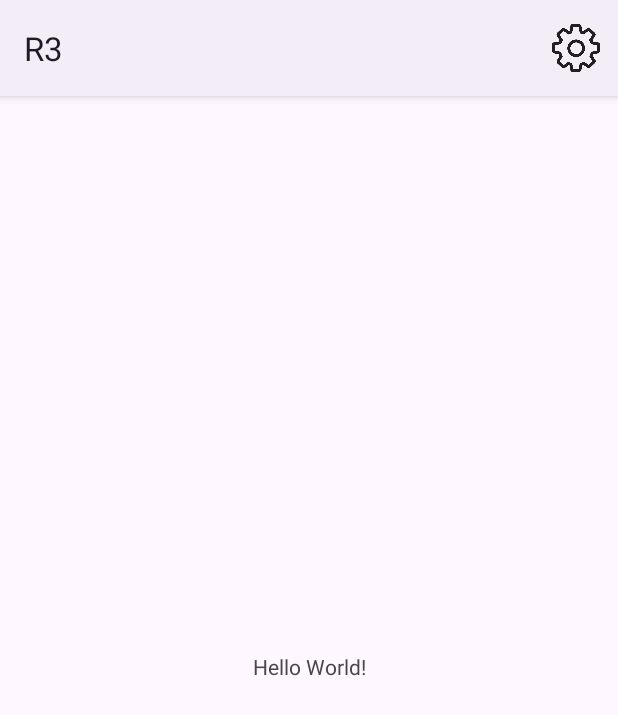
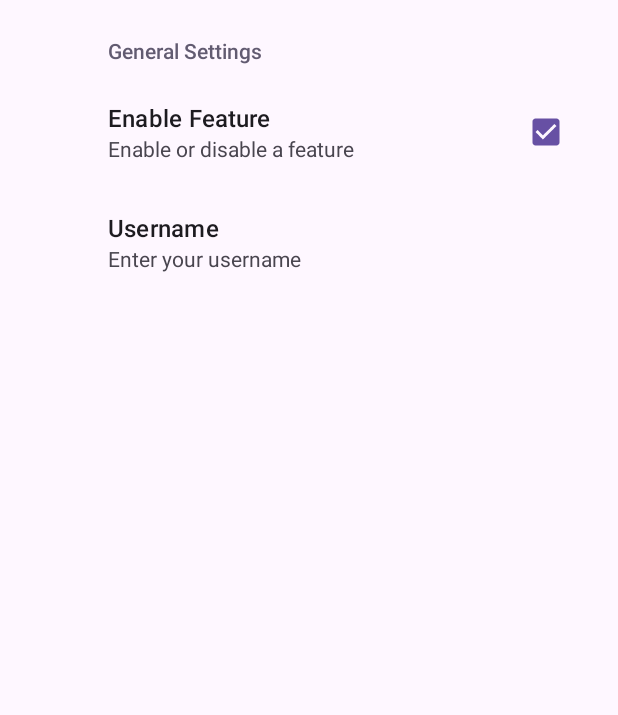
Before and after one commit to jujeong/R3, an Android app: the screen it shows after launch (MainActivity), after a tap on "환경 설정", on a phone screen of 412 x 824 dp. Shown: the top 715 px of the screen. Run offline under Robolectric (Android 15) with nearby library versions, the phone set to English and light mode, and no system bars; our stand-ins replace androidx.preference.

Commit message:
Added settings

```diff
--- a/app/build.gradle.kts
+++ b/app/build.gradle.kts
@@ -32,7 +32,7 @@ android {
 }
 
 dependencies {
-
+    implementation("androidx.preference:preference:1.1.1")
     implementation("androidx.appcompat:appcompat:1.6.1")
     implementation("com.google.android.material:material:1.10.0")
     implementation("androidx.constraintlayout:constraintlayout:2.1.4")
--- a/app/src/main/java/com/example/r3/MainActivity.java
+++ b/app/src/main/java/com/example/r3/MainActivity.java
@@ -1,12 +1,17 @@
 package com.example.r3;
 
 import androidx.appcompat.app.AppCompatActivity;
+import androidx.fragment.app.FragmentManager;
+import androidx.fragment.app.FragmentTransaction;
 
 import android.os.Bundle;
 import android.view.Menu;
+import android.view.MenuInflater;
+import android.view.MenuItem;
+
+import com.example.r3.view.settings.SettingsFragment;
 
 public class MainActivity extends AppCompatActivity {
-
     @Override
     protected void onCreate(Bundle savedInstanceState) {
         super.onCreate(savedInstanceState);
@@ -14,7 +19,31 @@ public class MainActivity extends AppCompatActivity {
     }
     @Override
     public boolean onCreateOptionsMenu(Menu menu) {
-        getMenuInflater().inflate(R.menu.top_options_menu, menu);
+        MenuInflater inflater = getMenuInflater();
+        inflater.inflate(R.menu.top_options_menu, menu);
         return true;
     }
+    @Override
+    public boolean onOptionsItemSelected(MenuItem item) {
+        int id = item.getItemId();
+        if (id == R.id.settings) {
+            // Load the SettingsFragment when the "setting" item is selected.
+            loadSettingsFragment();
+            return true;
+        }
+        return super.onOptionsItemSelected(item);
+    }
+    private void loadSettingsFragment() {
+        FragmentManager fragmentManager = getSupportFragmentManager();
+        FragmentTransaction transaction = fragmentManager.beginTransaction();
+
+        // Replace the current fragment with the SettingsFragment
+        transaction.replace(R.id.fragmentContainer, new SettingsFragment());
+
+        // Add to back stack (optional)
+        transaction.addToBackStack(null);
+
+        // Commit the transaction
+        transaction.commit();
+    }
 }
--- /dev/null
+++ b/app/src/main/java/com/example/r3/view/settings/SettingsFragment.java
@@ -0,0 +1,97 @@
+package com.example.r3.view.settings;
+
+import android.content.SharedPreferences;
+import android.os.Bundle;
+import android.view.LayoutInflater;
+import android.view.View;
+import android.view.ViewGroup;
+
+import androidx.appcompat.app.AppCompatActivity;
+import androidx.preference.CheckBoxPreference;
+import androidx.preference.EditTextPreference;
+import androidx.preference.Preference;
+import androidx.preference.PreferenceFragmentCompat;
+import androidx.preference.PreferenceManager;
+import androidx.preference.PreferenceScreen;
+
+import com.example.r3.R;
+
+public class SettingsFragment extends PreferenceFragmentCompat
+        implements SharedPreferences.OnSharedPreferenceChangeListener {
+
+    @Override
+    public View onCreateView(LayoutInflater inflater, ViewGroup container, Bundle savedInstanceState) {
+        View view = super.onCreateView(inflater, container, savedInstanceState);
+
+        // Hide the title bar
+        if (getActivity() != null) {
+            ((AppCompatActivity) getActivity()).getSupportActionBar().hide();
+        }
+
+        return view;
+    }
+
+    @Override
+    public void onDestroyView() {
+        super.onDestroyView();
+
+        // Show the title bar when leaving the fragment
+        if (getActivity() != null) {
+            ((AppCompatActivity) getActivity()).getSupportActionBar().show();
+        }
+    }
+
+    @Override
+    public void onCreatePreferences(Bundle savedInstanceState, String rootKey) {
+        setPreferencesFromResource(R.xml.settings_preference, rootKey);
+    }
+
+    @Override
+    public void onCreate(Bundle savedInstanceState) {
+        super.onCreate(savedInstanceState);
+        // Register the listener for preference changes
+        PreferenceManager.getDefaultSharedPreferences(requireContext())
+                .registerOnSharedPreferenceChangeListener(this);
+
+        // Load preferences from SharedPreferences and set them in the preferences UI components
+        PreferenceScreen preferenceScreen = getPreferenceScreen();
+        SharedPreferences sharedPreferences = PreferenceManager.getDefaultSharedPreferences(requireContext());
+        preferenceScreen.getSharedPreferences().registerOnSharedPreferenceChangeListener(this);
+        for (int i = 0; i < preferenceScreen.getPreferenceCount(); i++) {
+            Preference preference = preferenceScreen.getPreference(i);
+            if (preference instanceof CheckBoxPreference) {
+                ((CheckBoxPreference) preference).setChecked(sharedPreferences.getBoolean(preference.getKey(), true));
+            } else if (preference instanceof EditTextPreference) {
+                ((EditTextPreference) preference).setText(sharedPreferences.getString(preference.getKey(), ""));
+            }
+            // Handle other types of preferences as needed
+        }
+    }
+
+    @Override
+    public void onDestroy() {
+        super.onDestroy();
+        PreferenceManager.getDefaultSharedPreferences(requireContext())
+                .unregisterOnSharedPreferenceChangeListener(this);
+    }
+
+    @Override
+    public void onSharedPreferenceChanged(SharedPreferences sharedPreferences, String key) {
+        // Handle preference changes here
+        if (key.equals("enable_feature")) {
+            // React to the change in the "enable_feature" preference
+            boolean enabled = sharedPreferences.getBoolean(key, true); // Get the value
+            // Save the value to SharedPreferences
+            SharedPreferences.Editor editor = sharedPreferences.edit();
+            editor.putBoolean(key, enabled);
+            editor.apply();
+        } else if (key.equals("username")) {
+            // React to the change in the "username" preference
+            String username = sharedPreferences.getString(key, ""); // Get the value
+            // Save the value to SharedPreferences
+            SharedPreferences.Editor editor = sharedPreferences.edit();
+            editor.putString(key, username);
+            editor.apply();
+        }
+    }
+}
--- a/app/src/main/res/layout/activity_main.xml
+++ b/app/src/main/res/layout/activity_main.xml
@@ -1,18 +1,13 @@
 <?xml version="1.0" encoding="utf-8"?>
-<androidx.constraintlayout.widget.ConstraintLayout xmlns:android="http://schemas.android.com/apk/res/android"
+<LinearLayout xmlns:android="http://schemas.android.com/apk/res/android"
     xmlns:app="http://schemas.android.com/apk/res-auto"
     xmlns:tools="http://schemas.android.com/tools"
     android:layout_width="match_parent"
     android:layout_height="match_parent"
     tools:context=".MainActivity">
-
-    <TextView
-        android:layout_width="wrap_content"
-        android:layout_height="wrap_content"
-        android:text="Hello World!"
-        app:layout_constraintBottom_toBottomOf="parent"
-        app:layout_constraintEnd_toEndOf="parent"
-        app:layout_constraintStart_toStartOf="parent"
-        app:layout_constraintTop_toTopOf="parent" />
-
-</androidx.constraintlayout.widget.ConstraintLayout>
+    <FrameLayout
+        android:id="@+id/fragmentContainer"
+        android:layout_width="match_parent"
+        android:layout_height="match_parent"
+        />
+</LinearLayout>
--- a/app/src/main/res/layout/fragment_alarm.xml
+++ b/app/src/main/res/layout/fragment_settings.xml
@@ -3,7 +3,7 @@
     xmlns:tools="http://schemas.android.com/tools"
     android:layout_width="match_parent"
     android:layout_height="match_parent"
-    tools:context=".view.alarm.AlarmFragment">
+    tools:context=".view.settings.SettingsFragment">
 
     <!-- TODO: Update blank fragment layout -->
     <TextView
--- a/app/src/main/res/xml/settings_preference.xml
+++ b/app/src/main/res/xml/settings_preference.xml
@@ -1,4 +1,22 @@
-<?xml version="1.0" encoding="utf-8"?>
 <PreferenceScreen xmlns:android="http://schemas.android.com/apk/res/android">
+    <PreferenceCategory
+        android:title="General Settings">
 
+        <CheckBoxPreference
+            android:key="enable_feature"
+            android:title="Enable Feature"
+            android:summary="Enable or disable a feature"
+            android:defaultValue="true"
+            />
+
+        <EditTextPreference
+            android:key="username"
+            android:title="Username"
+            android:summary="Enter your username"
+            android:defaultValue=""
+            />
+
+    </PreferenceCategory>
+
+    <!-- Add more preferences here -->
 </PreferenceScreen>
```
Also changed, not shown: app/src/main/java/com/example/r3/view/alarm/AlarmFragment.java (deleted, +0 -66 lines).
